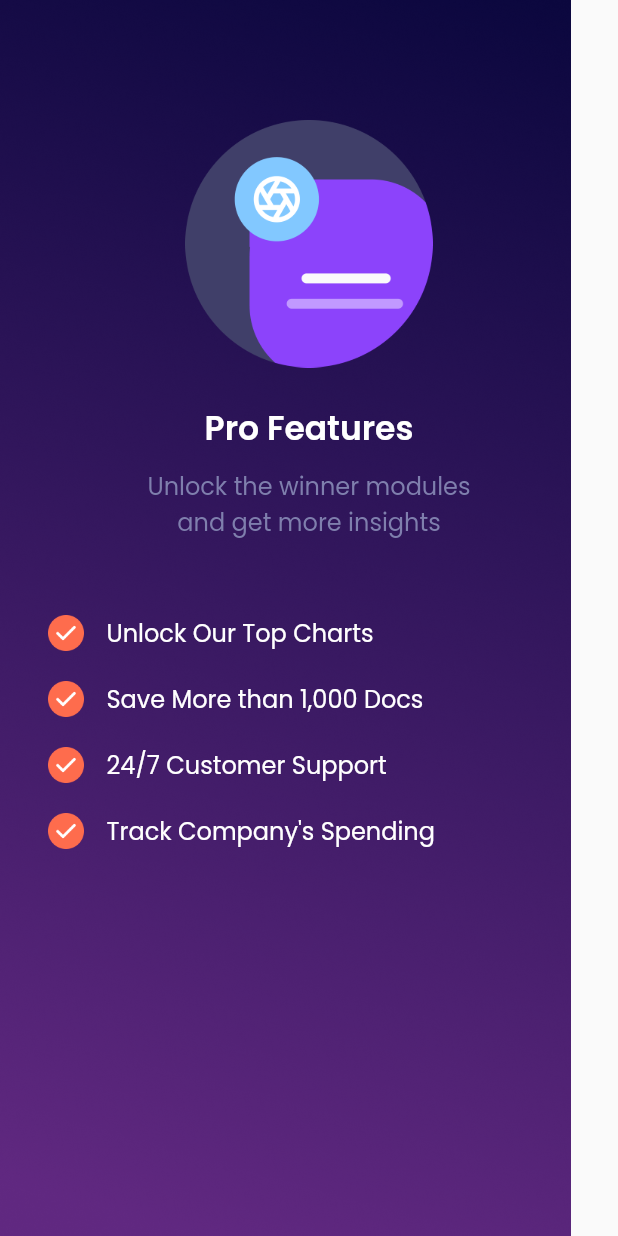
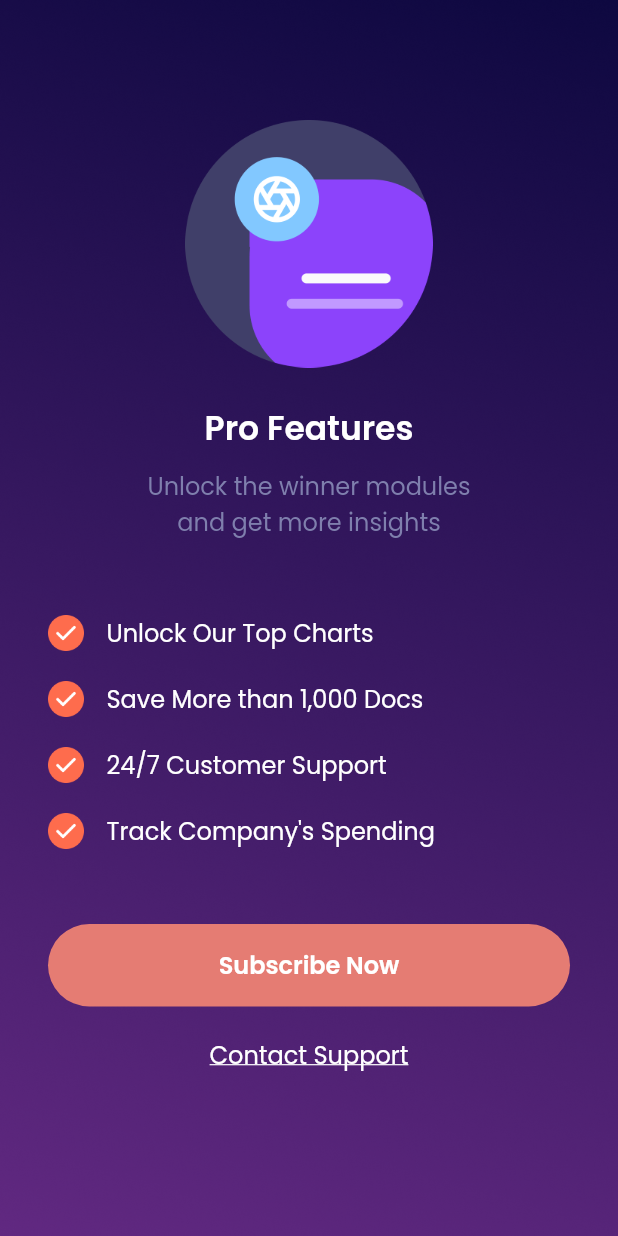
Before and after one commit to xenopati/sevendays, a Flutter app: the screen it shows after launch, on a phone screen of 412 x 824 dp. Run offline on Flutter 3.47's test engine with Material 2 defaults, Android fonts, the phone set to English and light mode, and no system bars; our stand-ins replace google_fonts.

Commit message:
Day 6 - Finish

```diff
--- a/lib/pages/second_pricing.dart
+++ b/lib/pages/second_pricing.dart
@@ -124,10 +124,52 @@ class SecondPricing extends StatelessWidget {
       );
     }
 
+    Widget navButton() {
+      return Container(
+        width: double.infinity,
+        height: 55,
+        child: TextButton(
+          onPressed: () {},
+          style: TextButton.styleFrom(
+              backgroundColor: Color(0xffE57C73),
+              shape: RoundedRectangleBorder(
+                borderRadius: BorderRadius.circular(30),
+              )),
+          child: Text(
+            'Subscribe Now',
+            style: GoogleFonts.poppins(
+              color: Colors.white,
+              fontSize: 16,
+              fontWeight: FontWeight.w600,
+            ),
+          ),
+        ),
+      );
+    }
+
+    Widget contactText() {
+      return Text(
+        'Contact Support',
+        style: GoogleFonts.poppins(
+          color: Colors.white,
+          fontSize: 16,
+          decoration: TextDecoration.underline,
+        ),
+      );
+    }
+
     return Scaffold(
       body: Stack(
         children: [
-          Image.asset('assets/bg_pricing.png'),
+          Container(
+            width: double.infinity,
+            decoration: BoxDecoration(
+              image: DecorationImage(
+                image: AssetImage('assets/bg_pricing.png'),
+                fit: BoxFit.cover,
+              ),
+            ),
+          ),
           Padding(
             padding: const EdgeInsets.only(top: 80, left: 32, right: 32),
             child: Column(
@@ -137,6 +179,14 @@ class SecondPricing extends StatelessWidget {
                   height: 50,
                 ),
                 options(),
+                SizedBox(
+                  height: 50,
+                ),
+                navButton(),
+                SizedBox(
+                  height: 20,
+                ),
+                contactText(),
               ],
             ),
           ),
```
